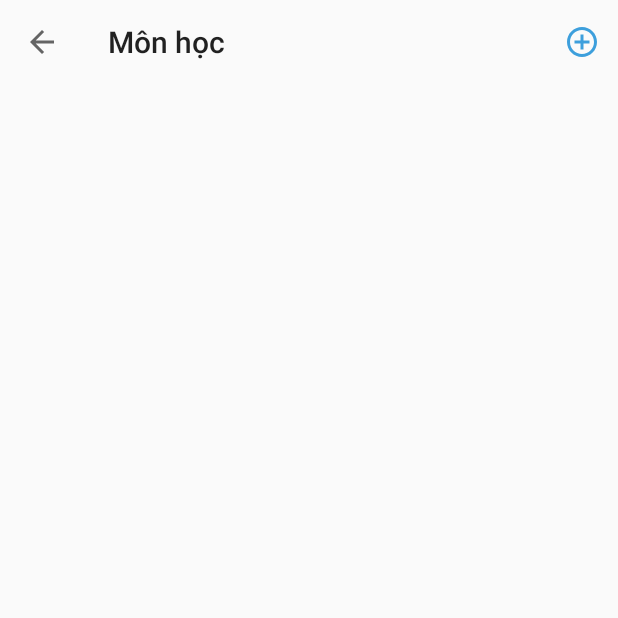
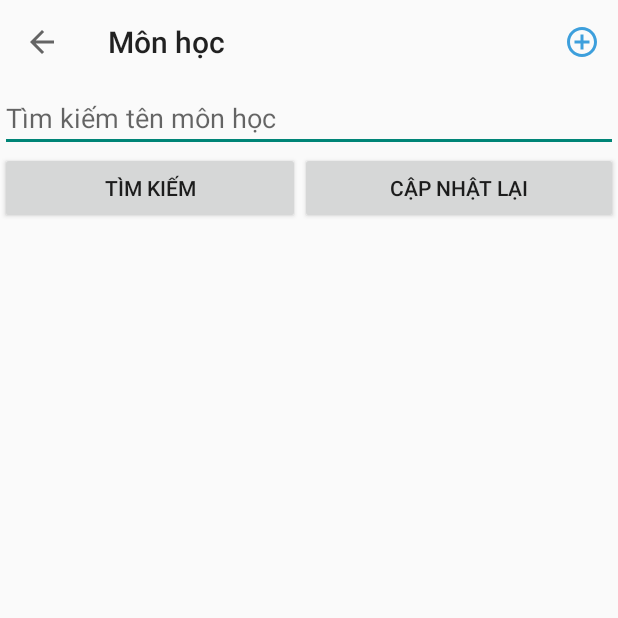
Before and after one commit to iFrancez/QUAN_LI_SINH_VIEN_MB, an Android app: the ActivitySubject screen opened directly, with no data from a screen before it, on a phone screen of 412 x 824 dp, the top half of it. Run offline under Robolectric (Android 15) with nearby library versions, the phone set to English and light mode, and no system bars.

Commit message:
add Search and update again for subject

```diff
--- a/app/src/main/java/com/example/quan_li_sinh_vien/adapter/adaptersubject.java
+++ b/app/src/main/java/com/example/quan_li_sinh_vien/adapter/adaptersubject.java
@@ -83,4 +83,9 @@ public class adaptersubject extends BaseAdapter {
         });
         return view;
     }
+
+    public void clear() {
+        ArrayListSubject.clear();
+        notifyDataSetChanged();
+    }
 }
--- a/app/src/main/java/com/example/quan_li_sinh_vien/database/database.java
+++ b/app/src/main/java/com/example/quan_li_sinh_vien/database/database.java
@@ -13,8 +13,10 @@ import com.example.quan_li_sinh_vien.model.Subject;
 
 import java.text.ParseException;
 import java.text.SimpleDateFormat;
+import java.util.ArrayList;
 import java.util.Calendar;
 import java.util.Date;
+import java.util.List;
 import java.util.Locale;
 
 public class database extends SQLiteOpenHelper {
@@ -118,7 +120,6 @@ public class database extends SQLiteOpenHelper {
     public void onUpgrade(SQLiteDatabase sqLiteDatabase, int i, int i1) {
 
     }
-
 
     //insert subject
     public void AddSubject(Subject subject) {
--- a/app/src/main/java/com/example/quan_li_sinh_vien/model/Subject.java
+++ b/app/src/main/java/com/example/quan_li_sinh_vien/model/Subject.java
@@ -28,6 +28,7 @@ public class Subject {
         this.time = time;
         this.place = place;
     }
+
 
     public int getId() {
         return id;
--- a/app/src/main/res/layout/activity_subject.xml
+++ b/app/src/main/res/layout/activity_subject.xml
@@ -14,6 +14,26 @@
         android:layout_height="?attr/actionBarSize">
     </androidx.appcompat.widget.Toolbar>
 
+    <EditText
+        android:id="@+id/editTextSearchSubject"
+        android:layout_width="match_parent"
+        android:layout_height="wrap_content"
+        android:hint="Tìm kiếm tên môn học" />
+    <LinearLayout
+        android:layout_width="match_parent"
+        android:layout_height="wrap_content">
+        <Button
+        android:id="@+id/buttonEnterSearchSubject"
+        android:layout_width="200dp"
+        android:layout_height="wrap_content"
+        android:text="Tìm kiếm" />
+        <Button
+            android:id="@+id/buttonRefreshSubject"
+            android:layout_width="match_parent"
+            android:layout_height="wrap_content"
+            android:text="Cập nhật lại" />
+    </LinearLayout>
+
     <ListView
         android:id="@+id/listviewSubject"
         android:layout_width="match_parent"
--- a/app/src/main/res/layout/dialogadd.xml
+++ b/app/src/main/res/layout/dialogadd.xml
@@ -2,7 +2,7 @@
 <LinearLayout xmlns:android="http://schemas.android.com/apk/res/android"
     xmlns:tools="http://schemas.android.com/tools"
     android:layout_width="350dp"
-    android:layout_height="200dp"
+    android:layout_height="250dp"
     android:background="#92AAAE"
     android:orientation="vertical"
     tools:ignore="TextSizeCheck">
@@ -12,13 +12,13 @@
         android:layout_height="wrap_content"
         android:layout_marginTop="20dp"
         android:gravity="center"
-        android:text="Bạn có muốn thêm môn học không ?"
+        android:text="Bạn có muốn thêm môn học không ?\nKhông thể thay đổi tên môn học nếu đã thêm vào danh sách"
         android:textSize="25sp"></TextView>
 
     <LinearLayout
         android:layout_width="match_parent"
         android:layout_height="match_parent"
-        android:layout_marginTop="50dp"
+        android:layout_marginTop="10dp"
         android:gravity="center"
         android:orientation="horizontal">
 
--- a/app/src/main/res/layout/dialogaddstudent.xml
+++ b/app/src/main/res/layout/dialogaddstudent.xml
@@ -2,7 +2,7 @@
 <LinearLayout xmlns:android="http://schemas.android.com/apk/res/android"
     xmlns:tools="http://schemas.android.com/tools"
     android:layout_width="350dp"
-    android:layout_height="200dp"
+    android:layout_height="250dp"
     android:background="#92AAAE"
     android:orientation="vertical"
     tools:ignore="TextSizeCheck">
@@ -12,13 +12,13 @@
         android:layout_height="wrap_content"
         android:layout_marginTop="20dp"
         android:gravity="center"
-        android:text="Bạn có muốn thêm sinh viên không ?"
+        android:text="Bạn có muốn thêm sinh viên không ?\nKhông thể thay đổi MSSV nếu đã thêm vào danh sách"
         android:textSize="25sp"></TextView>
 
     <LinearLayout
         android:layout_width="match_parent"
         android:layout_height="match_parent"
-        android:layout_marginTop="50dp"
+        android:layout_marginTop="20dp"
         android:gravity="center"
         android:orientation="horizontal">
 
```
Also changed, not shown: app/src/main/java/com/example/quan_li_sinh_vien/ActivitySubject.java (+102 -24 lines).
